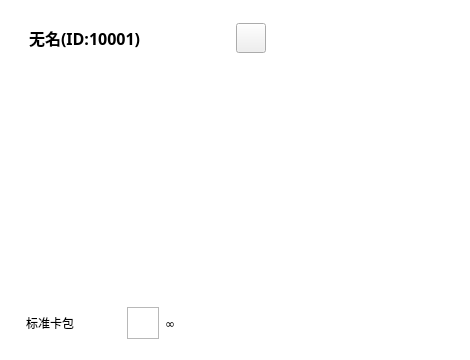
Above: visualizationSrc/qtUI/CardControler/cardItemModel.ui from NWYLZW/A-Language-IDE before the change. Below: the same form after it.
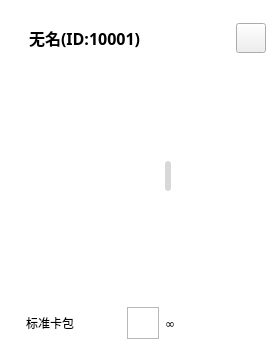
That is the form after the change. Icons and pictures are not drawn.

Patch:
```diff
--- a/visualizationSrc/qtUI/CardControler/cardItemModel.ui
+++ b/visualizationSrc/qtUI/CardControler/cardItemModel.ui
@@ -6,7 +6,7 @@
    <rect>
     <x>0</x>
     <y>0</y>
-    <width>470</width>
+    <width>280</width>
     <height>360</height>
    </rect>
   </property>
@@ -268,7 +268,39 @@
 &lt;html&gt;&lt;head&gt;&lt;meta name=&quot;qrichtext&quot; content=&quot;1&quot; /&gt;&lt;style type=&quot;text/css&quot;&gt;
 p, li { white-space: pre-wrap; }
 &lt;/style&gt;&lt;/head&gt;&lt;body style=&quot; font-family:'Adobe 黑体 Std R'; font-size:8pt; font-weight:400; font-style:normal;&quot;&gt;
-&lt;p style=&quot;-qt-paragraph-type:empty; margin-top:0px; margin-bottom:0px; margin-left:0px; margin-right:0px; -qt-block-indent:0; text-indent:0px;&quot;&gt;&lt;br /&gt;&lt;/p&gt;&lt;/body&gt;&lt;/html&gt;</string>
+&lt;p style=&quot; margin-top:0px; margin-bottom:0px; margin-left:0px; margin-right:0px; -qt-block-indent:0; text-indent:0px;&quot;&gt;还没有介绍哦~&lt;/p&gt;&lt;/body&gt;&lt;/html&gt;</string>
+              </property>
+             </widget>
+             <widget class="QTextBrowser" name="cardName">
+              <property name="geometry">
+               <rect>
+                <x>35</x>
+                <y>105</y>
+                <width>111</width>
+                <height>31</height>
+               </rect>
+              </property>
+              <property name="font">
+               <font>
+                <family>Adobe 黑体 Std R</family>
+                <pointsize>12</pointsize>
+                <weight>75</weight>
+                <bold>true</bold>
+               </font>
+              </property>
+              <property name="styleSheet">
+               <string notr="true">QTextBrowser{
+	color: white;
+	background-color: rgba(255, 255, 255, 0);
+	border: none;
+}</string>
+              </property>
+              <property name="html">
+               <string>&lt;!DOCTYPE HTML PUBLIC &quot;-//W3C//DTD HTML 4.0//EN&quot; &quot;http://www.w3.org/TR/REC-html40/strict.dtd&quot;&gt;
+&lt;html&gt;&lt;head&gt;&lt;meta name=&quot;qrichtext&quot; content=&quot;1&quot; /&gt;&lt;style type=&quot;text/css&quot;&gt;
+p, li { white-space: pre-wrap; }
+&lt;/style&gt;&lt;/head&gt;&lt;body style=&quot; font-family:'Adobe 黑体 Std R'; font-size:12pt; font-weight:600; font-style:normal;&quot;&gt;
+&lt;p align=&quot;center&quot; style=&quot; margin-top:0px; margin-bottom:0px; margin-left:0px; margin-right:0px; -qt-block-indent:0; text-indent:0px;&quot;&gt;&lt;span style=&quot; font-weight:400;&quot;&gt;无名&lt;/span&gt;&lt;/p&gt;&lt;/body&gt;&lt;/html&gt;</string>
               </property>
              </widget>
             </widget>
```
Left out of the diff: 2 changed lines with no effect on the pictures.
